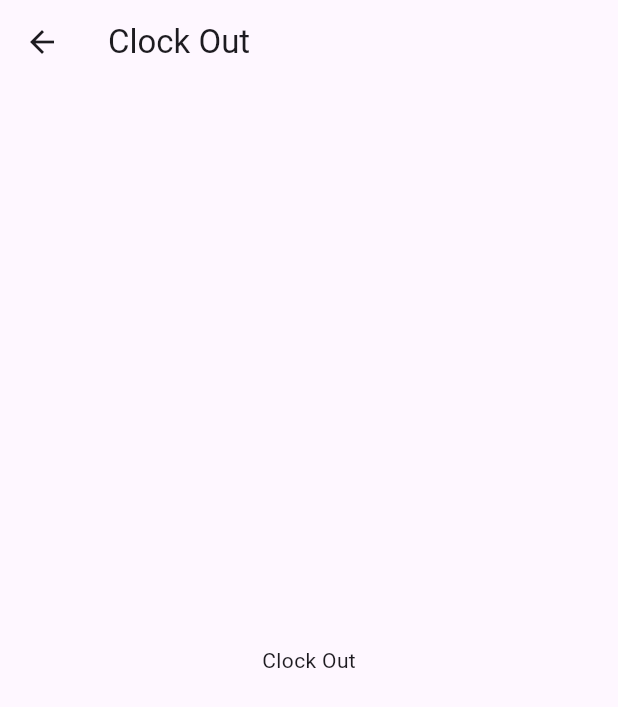
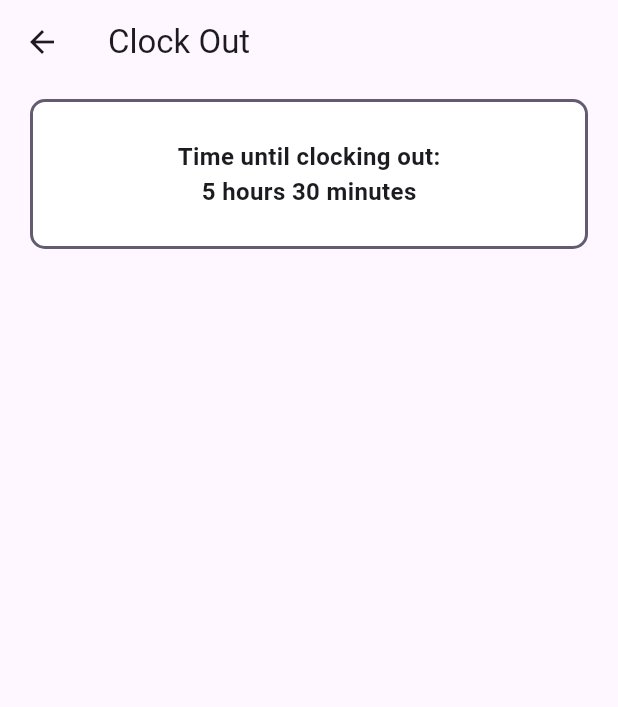
Before and after one commit to maxstain/desktop-manager, a Flutter app: the screen it shows after launch, item 2 of the bottom bar chosen, on a phone screen of 412 x 824 dp. Shown: the top 707 px of the screen. Run offline on Flutter 3.47's test engine with Material 2 defaults, Android fonts, the phone set to English and light mode, and no system bars; our stand-ins replace lottie.

Commit message:
Creating the pages

```diff
--- a/lib/Views/ClouckOutPage.dart
+++ b/lib/Views/ClouckOutPage.dart
@@ -1,7 +1,8 @@
 import 'package:flutter/material.dart';
 
 class ClockOutPage extends StatefulWidget {
-  const ClockOutPage({Key? key}) : super(key: key);
+  final bool isFree;
+  const ClockOutPage({Key? key, required this.isFree}) : super(key: key);
 
   @override
   State<ClockOutPage> createState() => _ClockOutPageState();
@@ -15,12 +16,97 @@ class _ClockOutPageState extends State<ClockOutPage> {
 
   @override
   Widget build(BuildContext context) {
+    double offset = 30;
+    late int hours =
+        const TimeOfDay(hour: 15, minute: 00).hour - TimeOfDay.now().hour;
+    late int minutes =
+        const TimeOfDay(hour: 16, minute: 60).minute - TimeOfDay.now().minute;
     return Scaffold(
       appBar: AppBar(
         title: const Text('Clock Out'),
       ),
-      body: const Center(
-        child: Text('Clock Out'),
+      body: Container(
+        decoration: BoxDecoration(
+          borderRadius: BorderRadius.circular(10),
+          color: widget.isFree == false ? Colors.white : Colors.green,
+          border: Border.all(
+            color: Theme.of(context).colorScheme.secondary,
+            width: 2,
+          ),
+        ),
+        margin: const EdgeInsets.symmetric(
+          horizontal: 20,
+          vertical: 10,
+        ),
+        width: MediaQuery.of(context).size.width - offset,
+        height: 100,
+        child: DateTime.now().month == 7 || DateTime.now().month == 8
+            ? Column(
+                mainAxisAlignment: MainAxisAlignment.center,
+                crossAxisAlignment: CrossAxisAlignment.center,
+                children: [
+                  const Text(
+                    // Time until clocking out (6:00 PM)
+                    'Time until clocking out:',
+                    style: TextStyle(
+                      fontSize: 16,
+                      fontWeight: FontWeight.bold,
+                      overflow: TextOverflow.ellipsis,
+                    ),
+                  ),
+                  hours > 0
+                      ? Text(
+                          '$hours hours '
+                          '$minutes minutes',
+                          style: const TextStyle(
+                            fontSize: 16,
+                            fontWeight: FontWeight.bold,
+                            overflow: TextOverflow.ellipsis,
+                          ),
+                        )
+                      : Text(
+                          '$minutes minutes',
+                          style: const TextStyle(
+                            fontSize: 16,
+                            fontWeight: FontWeight.bold,
+                            overflow: TextOverflow.ellipsis,
+                          ),
+                        ),
+                ],
+              )
+            : Column(
+                mainAxisAlignment: MainAxisAlignment.center,
+                crossAxisAlignment: CrossAxisAlignment.center,
+                children: [
+                  const Text(
+                    // Time until clocking out (6:00 PM)
+                    'Time until clocking out:',
+                    style: TextStyle(
+                      fontSize: 16,
+                      fontWeight: FontWeight.bold,
+                      overflow: TextOverflow.ellipsis,
+                    ),
+                  ),
+                  hours > 0
+                      ? Text(
+                          '$hours hours '
+                          '$minutes minutes',
+                          style: const TextStyle(
+                            fontSize: 16,
+                            fontWeight: FontWeight.bold,
+                            overflow: TextOverflow.ellipsis,
+                          ),
+                        )
+                      : Text(
+                          '$minutes minutes',
+                          style: const TextStyle(
+                            fontSize: 16,
+                            fontWeight: FontWeight.bold,
+                            overflow: TextOverflow.ellipsis,
+                          ),
+                        ),
+                ],
+              ),
       ),
     );
   }
--- a/lib/main.dart
+++ b/lib/main.dart
@@ -1,8 +1,15 @@
 import 'package:desktop_manager/Views/HomePage.dart';
 import 'package:flutter/material.dart';
 
+void timer() {
+  Future.delayed(const Duration(seconds: 1), () {
+    timer();
+  });
+}
+
 void main() {
   runApp(const MyApp());
+  timer();
 }
 
 class MyApp extends StatelessWidget {
@@ -18,7 +25,7 @@ class MyApp extends StatelessWidget {
         colorScheme: ColorScheme.fromSeed(seedColor: Colors.deepPurple),
         useMaterial3: true,
       ),
-      home: const HomePage(title: 'Flutter Demo Home Page'),
+      home: const HomePage(),
     );
   }
 }
```
Also changed, not shown: lib/Views/DaysRemainingPage.dart (+44 -3 lines), lib/Views/HomePage.dart (+56 -26 lines).
